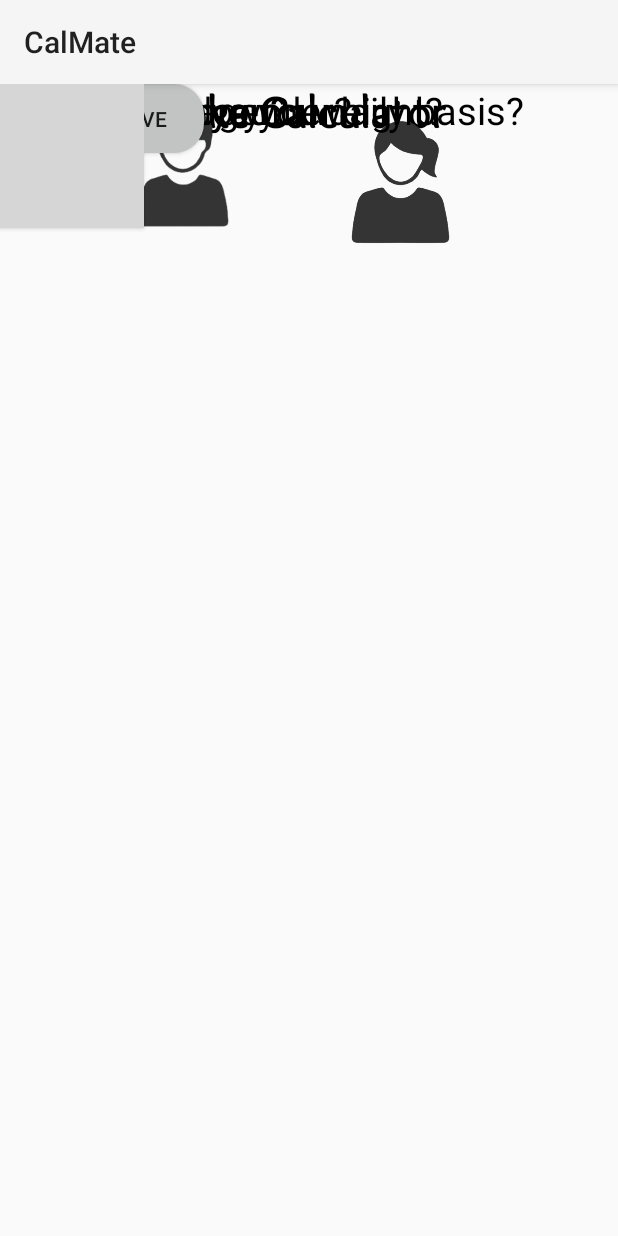
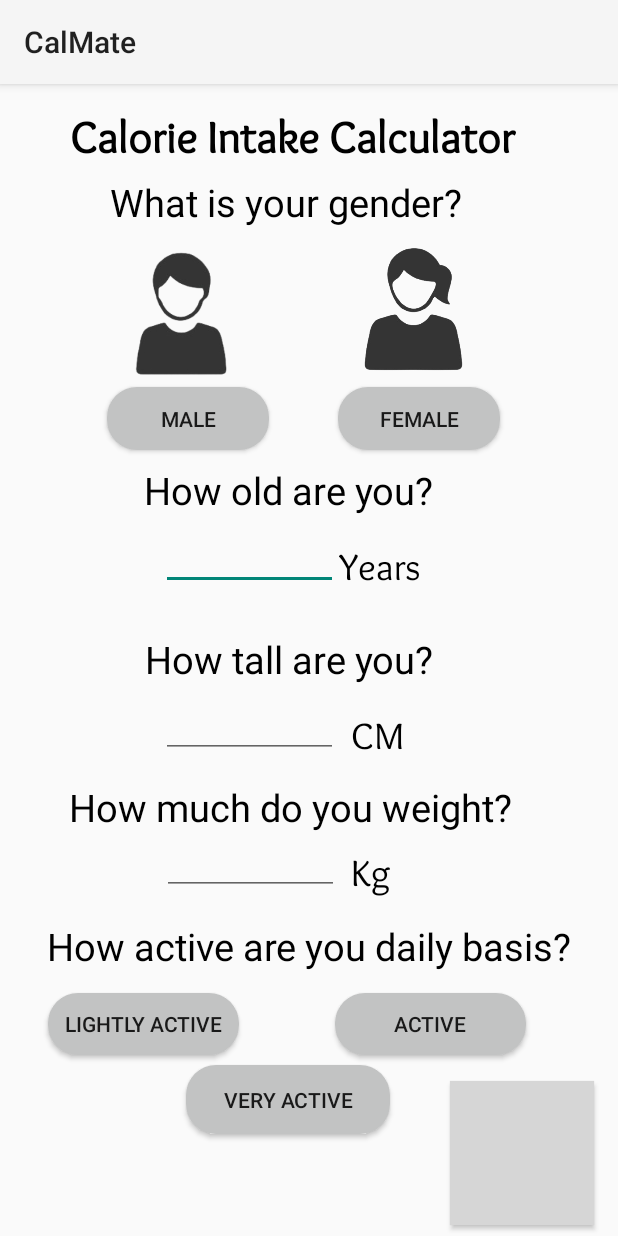
Before and after one commit to AshifkhaMoon/CalMate-main, an Android app: the CalculateCalories screen opened directly, with no data from a screen before it, on a phone screen of 412 x 824 dp. Run offline under Robolectric (Android 15) with nearby library versions, the phone set to English and light mode, and no system bars; grey boxes are pictures that could not be loaded.

Commit message:
fix issue with the Calorie Calculate display

```diff
--- a/app/src/main/res/layout/activity_calculate_calories.xml
+++ b/app/src/main/res/layout/activity_calculate_calories.xml
@@ -7,46 +7,63 @@
     tools:context=".CalculateCalories">
 
     <TextView
-        android:layout_width="373dp"
+        android:id="@+id/textView7"
+        android:layout_width="318dp"
         android:layout_height="42dp"
         android:fontFamily="@font/overlock"
         android:text="@string/calorie_intake_calculator"
         android:textColor="@color/black"
         android:textSize="30sp"
         android:textStyle="bold"
-        tools:ignore="MissingConstraints"
-        tools:layout_editor_absoluteX="57dp"
-        tools:layout_editor_absoluteY="16dp" />
+        app:layout_constraintBottom_toBottomOf="parent"
+        app:layout_constraintEnd_toEndOf="parent"
+        app:layout_constraintHorizontal_bias="0.494"
+        app:layout_constraintStart_toStartOf="parent"
+        app:layout_constraintTop_toTopOf="parent"
+        app:layout_constraintVertical_bias="0.023"
+        tools:ignore="MissingConstraints" />
 
     <TextView
+        android:id="@+id/textView3"
         android:layout_width="wrap_content"
         android:layout_height="wrap_content"
         android:text="@string/what_is_your_gender"
         android:textColor="@color/black"
         android:textSize="25sp"
-        tools:layout_editor_absoluteX="89dp"
-        tools:layout_editor_absoluteY="69dp"
+        app:layout_constraintBottom_toBottomOf="parent"
+        app:layout_constraintEnd_toEndOf="parent"
+        app:layout_constraintHorizontal_bias="0.415"
+        app:layout_constraintStart_toStartOf="parent"
+        app:layout_constraintTop_toTopOf="parent"
+        app:layout_constraintVertical_bias="0.084"
         tools:ignore="MissingConstraints" />
 
     <ImageView
         android:layout_width="88dp"
         android:layout_height="103dp"
-        android:layout_marginStart="72dp"
         android:contentDescription="@string/male_icon"
         android:src="@drawable/male_icon"
+        app:layout_constraintBottom_toBottomOf="parent"
+        app:layout_constraintEnd_toEndOf="parent"
+        app:layout_constraintHorizontal_bias="0.219"
         app:layout_constraintStart_toStartOf="parent"
-        tools:ignore="MissingConstraints"
-        tools:layout_editor_absoluteY="103dp" />
+        app:layout_constraintTop_toTopOf="parent"
+        app:layout_constraintVertical_bias="0.148"
+        tools:ignore="MissingConstraints" />
 
     <ImageView
+        android:id="@+id/imageView"
         android:layout_width="150dp"
         android:layout_height="141dp"
-        android:layout_marginStart="192dp"
         android:contentDescription="@string/female_icon"
         android:src="@drawable/female_icon"
+        app:layout_constraintBottom_toBottomOf="parent"
+        app:layout_constraintEnd_toEndOf="parent"
+        app:layout_constraintHorizontal_bias="0.766"
         app:layout_constraintStart_toStartOf="parent"
-        tools:ignore="MissingConstraints"
-        tools:layout_editor_absoluteY="93dp" />
+        app:layout_constraintTop_toTopOf="parent"
+        app:layout_constraintVertical_bias="0.135"
+        tools:ignore="MissingConstraints" />
 
     <Button
         android:id="@+id/male_btn"
@@ -54,9 +71,13 @@
         android:layout_height="42dp"
         android:background="@drawable/btn_bg_2"
         android:text="@string/male"
-        tools:ignore="MissingConstraints"
-        tools:layout_editor_absoluteX="65dp"
-        tools:layout_editor_absoluteY="206dp" />
+        app:layout_constraintBottom_toBottomOf="parent"
+        app:layout_constraintEnd_toEndOf="parent"
+        app:layout_constraintHorizontal_bias="0.234"
+        app:layout_constraintStart_toStartOf="parent"
+        app:layout_constraintTop_toTopOf="parent"
+        app:layout_constraintVertical_bias="0.278"
+        tools:ignore="MissingConstraints" />
 
     <Button
         android:id="@+id/female_btn"
@@ -64,19 +85,28 @@
         android:layout_height="42dp"
         android:background="@drawable/btn_bg_2"
         android:text="@string/female"
-        tools:ignore="MissingConstraints"
-        tools:layout_editor_absoluteX="214dp"
-        tools:layout_editor_absoluteY="206dp" />
+        app:layout_constraintBottom_toBottomOf="parent"
+        app:layout_constraintEnd_toEndOf="parent"
+        app:layout_constraintHorizontal_bias="0.742"
+        app:layout_constraintStart_toStartOf="parent"
+        app:layout_constraintTop_toTopOf="parent"
+        app:layout_constraintVertical_bias="0.278"
+        tools:ignore="MissingConstraints" />
 
     <TextView
+        android:id="@+id/textView4"
         android:layout_width="wrap_content"
         android:layout_height="wrap_content"
         android:text="@string/how_old_are_you"
         android:textColor="@color/black"
         android:textSize="25sp"
-        tools:ignore="MissingConstraints"
-        tools:layout_editor_absoluteX="97dp"
-        tools:layout_editor_absoluteY="259dp" />
+        app:layout_constraintBottom_toBottomOf="parent"
+        app:layout_constraintEnd_toEndOf="parent"
+        app:layout_constraintHorizontal_bias="0.44"
+        app:layout_constraintStart_toStartOf="parent"
+        app:layout_constraintTop_toTopOf="parent"
+        app:layout_constraintVertical_bias="0.345"
+        tools:ignore="MissingConstraints" />
 
     <EditText
         android:id="@+id/age_EditText"
@@ -84,9 +114,14 @@
         android:layout_height="47dp"
         android:autofillHints="NumberONLY"
         android:inputType="number"
-        tools:ignore="LabelFor,MissingConstraints"
-        tools:layout_editor_absoluteX="107dp"
-        tools:layout_editor_absoluteY="293dp" />
+        android:gravity="center"
+        app:layout_constraintBottom_toBottomOf="parent"
+        app:layout_constraintEnd_toEndOf="parent"
+        app:layout_constraintHorizontal_bias="0.365"
+        app:layout_constraintStart_toStartOf="parent"
+        app:layout_constraintTop_toTopOf="parent"
+        app:layout_constraintVertical_bias="0.402"
+        tools:ignore="LabelFor,MissingConstraints" />
 
     <TextView
         android:layout_width="wrap_content"
@@ -95,19 +130,29 @@
         android:text="@string/years"
         android:textColor="@color/black"
         android:textSize="25sp"
-        tools:ignore="MissingConstraints"
-        tools:layout_editor_absoluteX="234dp"
-        tools:layout_editor_absoluteY="309dp" />
+        app:layout_constraintBottom_toBottomOf="parent"
+        app:layout_constraintEnd_toEndOf="parent"
+        app:layout_constraintHorizontal_bias="0.633"
+        app:layout_constraintStart_toStartOf="parent"
+        app:layout_constraintTop_toTopOf="parent"
+        app:layout_constraintVertical_bias="0.415"
+        tools:ignore="MissingConstraints" />
 
     <TextView
+        android:id="@+id/textView8"
         android:layout_width="wrap_content"
         android:layout_height="wrap_content"
         android:text="How tall are you?"
         android:textColor="@color/black"
         android:textSize="25sp"
-        tools:ignore="MissingConstraints"
-        tools:layout_editor_absoluteX="89dp"
-        tools:layout_editor_absoluteY="348dp" />
+        app:layout_constraintBottom_toBottomOf="parent"
+        app:layout_constraintEnd_toEndOf="parent"
+        app:layout_constraintHorizontal_bias="0.44"
+        app:layout_constraintStart_toStartOf="parent"
+        app:layout_constraintTop_toTopOf="parent"
+        app:layout_constraintVertical_bias="0.499"
+        tools:ignore="MissingConstraints" />
+
 
     <EditText
         android:id="@+id/height_EditText"
@@ -115,10 +160,14 @@
         android:layout_height="47dp"
         android:autofillHints="NumberONLY"
         android:inputType="number"
-        tools:ignore="LabelFor,MissingConstraints"
-        tools:layout_editor_absoluteX="107dp"
-        tools:layout_editor_absoluteY="395dp" />
-
+        android:gravity="center"
+        app:layout_constraintBottom_toBottomOf="parent"
+        app:layout_constraintEnd_toEndOf="parent"
+        app:layout_constraintHorizontal_bias="0.365"
+        app:layout_constraintStart_toStartOf="parent"
+        app:layout_constraintTop_toTopOf="parent"
+        app:layout_constraintVertical_bias="0.558"
+        tools:ignore="LabelFor,MissingConstraints" />
 
     <TextView
         android:layout_width="wrap_content"
@@ -127,9 +176,14 @@
         android:text="@string/cm"
         android:textColor="@color/black"
         android:textSize="25sp"
-        tools:ignore="MissingConstraints"
-        tools:layout_editor_absoluteX="234dp"
-        tools:layout_editor_absoluteY="411dp" />
+        app:layout_constraintBottom_toBottomOf="parent"
+        app:layout_constraintEnd_toEndOf="parent"
+        app:layout_constraintHorizontal_bias="0.622"
+        app:layout_constraintStart_toStartOf="parent"
+        app:layout_constraintTop_toTopOf="parent"
+        app:layout_constraintVertical_bias="0.568"
+        tools:ignore="MissingConstraints" />
+
 
     <EditText
         android:id="@+id/weight_EditText"
@@ -137,41 +191,59 @@
         android:layout_height="47dp"
         android:autofillHints="NumberONLY"
         android:inputType="number"
-        tools:ignore="LabelFor,MissingConstraints"
-        tools:layout_editor_absoluteX="107dp"
-        tools:layout_editor_absoluteY="476dp" />
+        android:gravity="center"
+        app:layout_constraintBottom_toBottomOf="parent"
+        app:layout_constraintEnd_toEndOf="parent"
+        app:layout_constraintHorizontal_bias="0.368"
+        app:layout_constraintStart_toStartOf="parent"
+        app:layout_constraintTop_toTopOf="parent"
+        app:layout_constraintVertical_bias="0.685"
+        tools:ignore="LabelFor,MissingConstraints" />
 
     <TextView
+        android:id="@+id/textView5"
         android:layout_width="wrap_content"
         android:layout_height="wrap_content"
         android:text="@string/how_much_do_you_weight"
         android:textColor="@color/black"
         android:textSize="25sp"
-        tools:ignore="MissingConstraints"
-        tools:layout_editor_absoluteX="56dp"
-        tools:layout_editor_absoluteY="442dp" />
-
+        app:layout_constraintBottom_toBottomOf="parent"
+        app:layout_constraintEnd_toEndOf="parent"
+        app:layout_constraintHorizontal_bias="0.393"
+        app:layout_constraintStart_toStartOf="parent"
+        app:layout_constraintTop_toTopOf="parent"
+        app:layout_constraintVertical_bias="0.634"
+        tools:ignore="MissingConstraints" />
 
     <TextView
+        android:id="@+id/textView6"
         android:layout_width="wrap_content"
         android:layout_height="wrap_content"
         android:fontFamily="@font/overlock"
         android:text="@string/kg"
         android:textColor="@color/black"
         android:textSize="25sp"
-        tools:ignore="MissingConstraints"
-        tools:layout_editor_absoluteX="234dp"
-        tools:layout_editor_absoluteY="485dp" />
+        app:layout_constraintBottom_toBottomOf="parent"
+        app:layout_constraintEnd_toEndOf="parent"
+        app:layout_constraintHorizontal_bias="0.607"
+        app:layout_constraintStart_toStartOf="parent"
+        app:layout_constraintTop_toTopOf="parent"
+        app:layout_constraintVertical_bias="0.692"
+        tools:ignore="MissingConstraints" />
 
     <TextView
+        android:id="@+id/textView9"
         android:layout_width="wrap_content"
         android:layout_height="wrap_content"
         android:text="@string/how_active_are_you_daily_basis"
         android:textColor="@color/black"
         android:textSize="25sp"
-        tools:ignore="MissingConstraints"
-        tools:layout_editor_absoluteX="32dp"
-        tools:layout_editor_absoluteY="531dp" />
+        app:layout_constraintBottom_toBottomOf="parent"
+        app:layout_constraintEnd_toEndOf="parent"
+        app:layout_constraintStart_toStartOf="parent"
+        app:layout_constraintTop_toTopOf="parent"
+        app:layout_constraintVertical_bias="0.76"
+        tools:ignore="MissingConstraints" />
 
     <Button
         android:id="@+id/lightly_btn"
@@ -179,9 +251,13 @@
         android:layout_height="41dp"
         android:background="@drawable/btn_bg_2"
         android:text="@string/lightly_active"
-        tools:ignore="MissingConstraints"
-        tools:layout_editor_absoluteX="32dp"
-        tools:layout_editor_absoluteY="576dp" />
+        app:layout_constraintBottom_toBottomOf="parent"
+        app:layout_constraintEnd_toEndOf="parent"
+        app:layout_constraintHorizontal_bias="0.112"
+        app:layout_constraintStart_toStartOf="parent"
+        app:layout_constraintTop_toTopOf="parent"
+        app:layout_constraintVertical_bias="0.834"
+        tools:ignore="MissingConstraints" />
 
     <Button
         android:id="@+id/active_btn"
@@ -189,9 +265,13 @@
         android:layout_height="41dp"
         android:background="@drawable/btn_bg_2"
         android:text="@string/active"
-        tools:ignore="MissingConstraints"
-        tools:layout_editor_absoluteX="225dp"
-        tools:layout_editor_absoluteY="576dp" />
+        app:layout_constraintBottom_toBottomOf="parent"
+        app:layout_constraintEnd_toEndOf="parent"
+        app:layout_constraintHorizontal_bias="0.785"
+        app:layout_constraintStart_toStartOf="parent"
+        app:layout_constraintTop_toTopOf="parent"
+        app:layout_constraintVertical_bias="0.834"
+        tools:ignore="MissingConstraints" />
 
     <Button
         android:id="@+id/very_btn"
@@ -199,9 +279,13 @@
         android:layout_height="46dp"
         android:background="@drawable/btn_bg_2"
         android:text="@string/very_active"
-        tools:ignore="MissingConstraints"
-        tools:layout_editor_absoluteX="123dp"
-        tools:layout_editor_absoluteY="628dp" />
+        app:layout_constraintBottom_toBottomOf="parent"
+        app:layout_constraintEnd_toEndOf="parent"
+        app:layout_constraintHorizontal_bias="0.45"
+        app:layout_constraintStart_toStartOf="parent"
+        app:layout_constraintTop_toTopOf="parent"
+        app:layout_constraintVertical_bias="0.906"
+        tools:ignore="MissingConstraints" />
 
     <Button
         android:id="@+id/done_btn"
@@ -209,9 +293,13 @@
         android:layout_height="wrap_content"
         android:background="@drawable/btn_bg"
         android:text="@string/done"
-        tools:ignore="MissingConstraints"
-        tools:layout_editor_absoluteX="307dp"
-        tools:layout_editor_absoluteY="667dp" />
+        app:layout_constraintBottom_toBottomOf="parent"
+        app:layout_constraintEnd_toEndOf="parent"
+        app:layout_constraintHorizontal_bias="0.95"
+        app:layout_constraintStart_toStartOf="parent"
+        app:layout_constraintTop_toTopOf="parent"
+        app:layout_constraintVertical_bias="0.989"
+        tools:ignore="MissingConstraints" />
 
 
 </androidx.constraintlayout.widget.ConstraintLayout>
```
